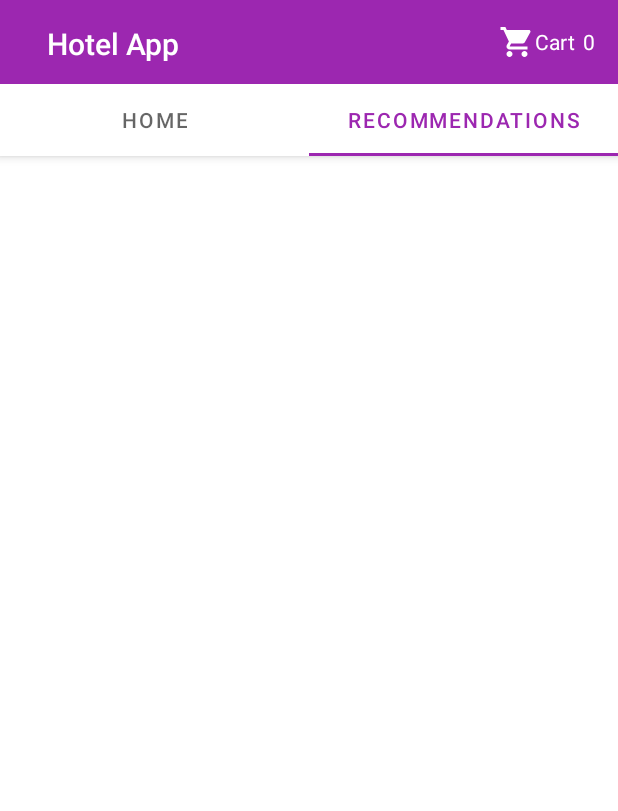
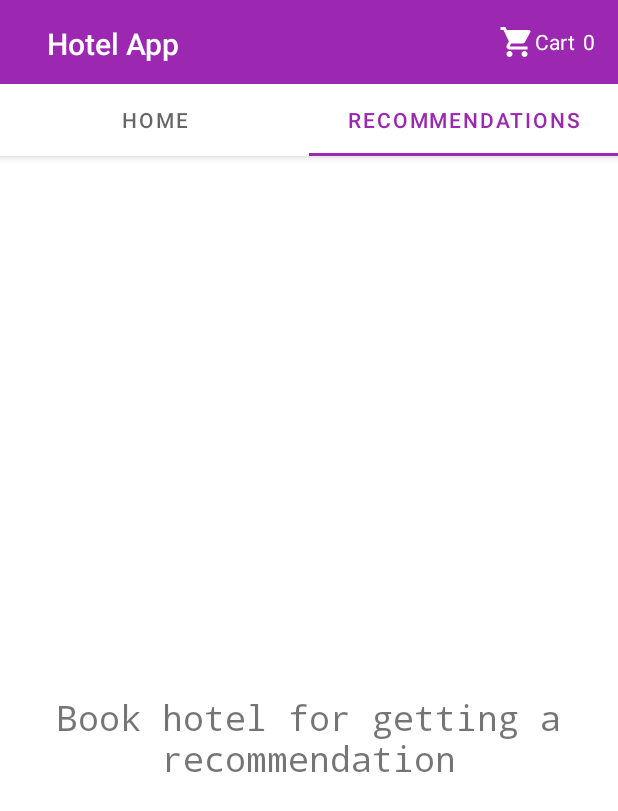
Before and after one commit to jagzmz/HotelBookingRecomendation, an Android app: the HomeFrag screen opened directly, with no data from a screen before it, tab 2 chosen, on a phone screen of 412 x 824 dp. Shown: the top 811 px of the screen. Run offline under Robolectric (Android 15) with nearby library versions, the phone set to English and light mode, and no system bars; our stand-ins replace Picasso.

Commit message:
Squashed Commits

```diff
--- a/app/src/main/java/com/turquoise/hotelbookrecomendation/Activities/LoginActivity.java
+++ b/app/src/main/java/com/turquoise/hotelbookrecomendation/Activities/LoginActivity.java
@@ -36,7 +36,7 @@ public class LoginActivity extends AppCompatActivity implements View.OnClickList
     @Override
     public void onClick(View v) {
         if (v.getId() == R.id.loginBtn) {
-            if (getUsername().equals("") || getUsername().length() < 5) {
+            if (getUsername().equals("")) {
                 setError(username, "Enter valid username with length greater than 5 char");
             } else {
 
--- a/app/src/main/java/com/turquoise/hotelbookrecomendation/Fragments/HomeFrag.java
+++ b/app/src/main/java/com/turquoise/hotelbookrecomendation/Fragments/HomeFrag.java
@@ -3,11 +3,11 @@ package com.turquoise.hotelbookrecomendation.Fragments;
 import android.content.Context;
 import android.content.SharedPreferences;
 import android.os.Bundle;
-import android.util.Log;
 import android.view.LayoutInflater;
 import android.view.View;
 import android.view.ViewGroup;
 
+import androidx.annotation.NonNull;
 import androidx.fragment.app.Fragment;
 import androidx.recyclerview.widget.LinearLayoutManager;
 import androidx.recyclerview.widget.RecyclerView;
@@ -33,6 +33,8 @@ public class HomeFrag extends Fragment {
     private String mParam2;
     private HotelAdapter hotelAdapter;
     HotelResult hotelResult;
+    RecyclerView recyclerView;
+    int lastPos=0;
 
     public HomeFrag() {
         // Required empty public constructor
@@ -71,8 +73,23 @@ public class HomeFrag extends Fragment {
 
 
         View view=inflater.inflate(R.layout.fragment_home, container, false);
+        recyclerView=view.findViewById(R.id.hotelList);
+
 
         return view;
+    }
+
+    @Override
+    public void onSaveInstanceState(@NonNull Bundle outState) {
+        super.onSaveInstanceState(outState);
+
+    }
+
+    @Override
+    public void onPause() {
+        super.onPause();
+        lastPos = ((LinearLayoutManager)recyclerView.getLayoutManager()).findFirstCompletelyVisibleItemPosition();
+
     }
 
     public String getHotels(){
@@ -91,8 +108,6 @@ public class HomeFrag extends Fragment {
     @Override
     public void onResume() {
         super.onResume();
-        RecyclerView recyclerView=getActivity().findViewById(R.id.hotelList);
-
         HotelAdapter hotelAdapter=new HotelAdapter(getContext());
         Gson gson=new Gson();
 
@@ -101,7 +116,7 @@ public class HomeFrag extends Fragment {
 
             BufferedReader br = null;
             try {
-                br = new BufferedReader(new InputStreamReader(getActivity().getAssets().open("hotels.json")));
+                br = new BufferedReader(new InputStreamReader(getContext().getAssets().open("hotels.json")));
             } catch (IOException e) {
                 e.printStackTrace();
             }
@@ -114,9 +129,10 @@ public class HomeFrag extends Fragment {
         }
 
         hotelAdapter.setHotels(hotelResult.getHotels());
-        Log.d("afafaf", "onCreateView: "+hotelResult.getHotels().get(0).getCompletedBookings());
-        recyclerView.setLayoutManager(new LinearLayoutManager(getActivity()));
+        recyclerView.setLayoutManager(new LinearLayoutManager(getContext()));
         recyclerView.setAdapter(hotelAdapter);
+
+        recyclerView.getLayoutManager().scrollToPosition(lastPos);
 
     }
 
--- a/app/src/main/java/com/turquoise/hotelbookrecomendation/Fragments/Recommendation.java
+++ b/app/src/main/java/com/turquoise/hotelbookrecomendation/Fragments/Recommendation.java
@@ -9,6 +9,7 @@ import android.util.Log;
 import android.view.LayoutInflater;
 import android.view.View;
 import android.view.ViewGroup;
+import android.widget.TextView;
 
 import androidx.annotation.Nullable;
 import androidx.fragment.app.Fragment;
@@ -40,6 +41,7 @@ public class Recommendation extends Fragment {
     private String mParam2;
     public static Set<String> tagSet = new HashSet<>();
     RecommendationAdapter recommendationAdapter;
+    TextView placeholderEmpty;
 
 
     private HotelResult hotelResult;
@@ -81,7 +83,7 @@ public class Recommendation extends Fragment {
         // Inflate the layout for this fragment
         View v = inflater.inflate(R.layout.fragment_recommendation, container, false);
 
-
+        placeholderEmpty=v.findViewById(R.id.emptyRecommendationPlaceHolder);
         RecyclerView recyclerView = v.findViewById(R.id.hotelList);
 
         this.recommendationAdapter = new RecommendationAdapter(getContext());
@@ -90,6 +92,8 @@ public class Recommendation extends Fragment {
         recommendationAdapter.setHotels(getHotelWithTags());
         recyclerView.setLayoutManager(new LinearLayoutManager(getContext()));
         recyclerView.setAdapter(recommendationAdapter);
+
+
 
         return v;
 
@@ -100,6 +104,12 @@ public class Recommendation extends Fragment {
     public void onResume() {
         super.onResume();
 
+        if(recommendationAdapter.getItemCount()==0){
+            placeholderEmpty.setVisibility(View.VISIBLE);
+        }
+        else{
+            placeholderEmpty.setVisibility(View.INVISIBLE);
+        }
 
     }
 
--- a/app/src/main/res/layout/fragment_recommendation.xml
+++ b/app/src/main/res/layout/fragment_recommendation.xml
@@ -9,7 +9,17 @@
         android:tag="reco"
         android:layout_width="match_parent"
         android:layout_height="wrap_content"
-        android:id="@+id/hotelList"
-        />
+        android:id="@+id/hotelList" />
+
+    <TextView
+        android:layout_width="match_parent"
+        android:layout_height="wrap_content"
+        android:fontFamily="monospace"
+        android:id="@+id/emptyRecommendationPlaceHolder"
+        android:text="Book hotel for getting a recommendation"
+        android:layout_centerInParent="true"
+        android:gravity="center"
+        android:visibility="invisible"
+        android:textSize="23sp"/>
 
 </RelativeLayout>
```
Also changed, not shown: 4 other files.
